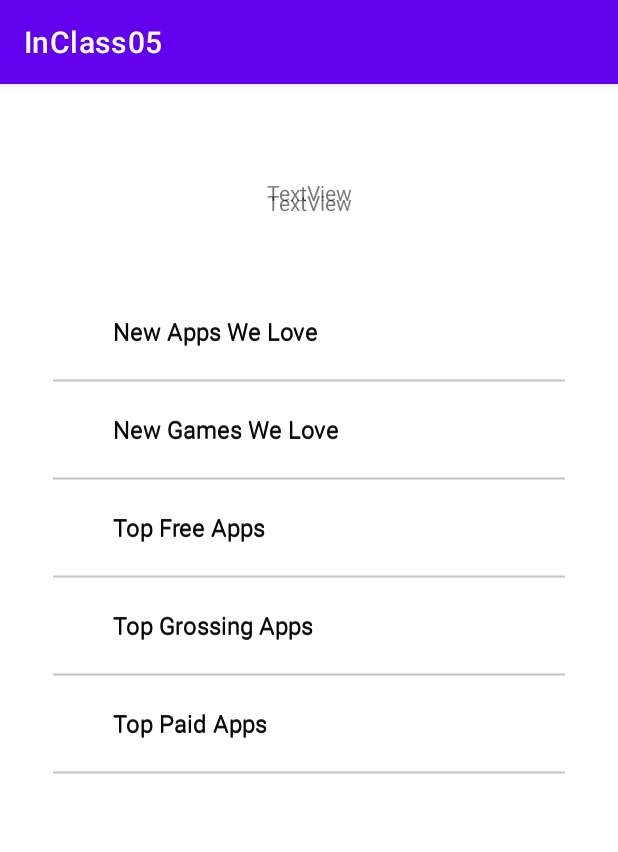
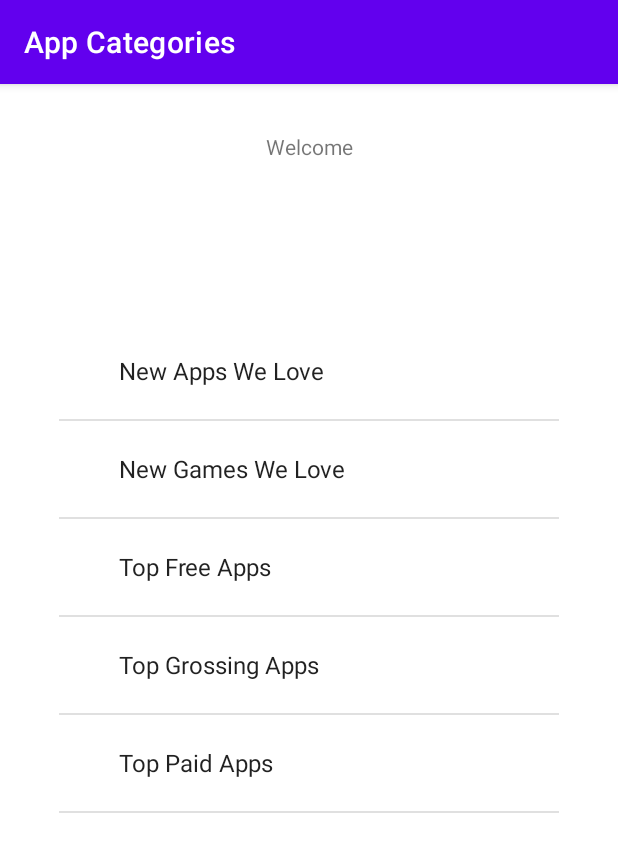
Before and after one commit to michaelwomack2001/InClass05, an Android app: the screen it shows after launch (MainActivity), on a phone screen of 412 x 824 dp. Shown: the top 852 px of the screen. Run offline under Robolectric (Android 15) with nearby library versions, the phone set to English and light mode, and no system bars.

```diff
--- a/app/src/main/java/edu/uncc/inclass05/MainActivity.java
+++ b/app/src/main/java/edu/uncc/inclass05/MainActivity.java
@@ -1,22 +1,46 @@
 package edu.uncc.inclass05;
 
 import androidx.appcompat.app.AppCompatActivity;
+import androidx.viewpager.widget.ViewPager;
 
 import android.os.Bundle;
 
 import edu.uncc.inclass05.databinding.ActivityMainBinding;
 import edu.uncc.inclass05.fragments.AppCategoriesFragment;
+import edu.uncc.inclass05.fragments.AppDetailsFragment;
+import edu.uncc.inclass05.fragments.AppsListFragment;
+import edu.uncc.inclass05.models.DataServices;
 
-public class MainActivity extends AppCompatActivity {
+public class MainActivity extends AppCompatActivity implements AppCategoriesFragment.CategoryInt, AppsListFragment.AppListListener {
     ActivityMainBinding binding;
     @Override
     protected void onCreate(Bundle savedInstanceState) {
         super.onCreate(savedInstanceState);
         binding = ActivityMainBinding.inflate(getLayoutInflater());
         setContentView(binding.getRoot());
+        setTitle("App Categories");
+    }
 
+    @Override
+    public void gotoListFrag1(String category) {
         getSupportFragmentManager().beginTransaction()
-                .add(R.id.containerView, new AppCategoriesFragment())
+                .replace(R.id.fragmentContainerView, AppsListFragment.newInstance(category))
+                .addToBackStack(null)
+                .commit();
+
+    }
+
+    @Override
+    public void sendSelectedApp(DataServices.App app) {
+        getSupportFragmentManager().beginTransaction()
+                .replace(R.id.fragmentContainerView, AppDetailsFragment.newInstance(app))
+                .addToBackStack(null)
                 .commit();
     }
+
+    public void setActionBarTitle(String title) {
+        getSupportActionBar().setTitle(title);
+    }
+
+
 }
--- a/app/src/main/java/edu/uncc/inclass05/fragments/AppCategoriesFragment.java
+++ b/app/src/main/java/edu/uncc/inclass05/fragments/AppCategoriesFragment.java
@@ -1,5 +1,6 @@
 package edu.uncc.inclass05.fragments;
 
+import android.content.Context;
 import android.os.Bundle;
 
 import androidx.annotation.NonNull;
@@ -7,10 +8,12 @@ import androidx.annotation.Nullable;
 import androidx.fragment.app.Fragment;
 import androidx.recyclerview.widget.RecyclerView;
 
+import android.util.Log;
 import android.view.LayoutInflater;
 import android.view.View;
 import android.view.ViewGroup;
 import android.widget.Adapter;
+import android.widget.AdapterView;
 import android.widget.ArrayAdapter;
 import android.widget.ListView;
 
@@ -26,10 +29,12 @@ import edu.uncc.inclass05.models.DataServices;
  * create an instance of this fragment.
  */
 public class AppCategoriesFragment extends Fragment {
+
     FragmentAppCategoriesBinding binding;
     ArrayList<String> appCategoryList = new ArrayList<String>();
     ArrayAdapter<String> adapter;
     ListView appCategoryLv;
+
     // TODO: Rename parameter arguments, choose names that match
     // the fragment initialization parameters, e.g. ARG_ITEM_NUMBER
     private static final String ARG_PARAM1 = "param1";
@@ -81,6 +86,18 @@ public class AppCategoriesFragment extends Fragment {
         appCategoryLv = appCategoryFragment.findViewById(R.id.appCategories);
         appCategoryLv.setAdapter(adapter);
 
+        appCategoryLv.setOnItemClickListener(new AdapterView.OnItemClickListener() {
+            @Override
+            public void onItemClick(AdapterView<?> adapterView, View view, int position, long id) {
+                String services = appCategoryList.get(position);
+                Log.d("demo", String.valueOf(position)+services);
+                categoryInt.gotoListFrag1(services);
+
+
+
+            }
+        });
+
         return appCategoryFragment;
     }
 
@@ -88,4 +105,23 @@ public class AppCategoriesFragment extends Fragment {
     public void onViewCreated(@NonNull View view, @Nullable Bundle savedInstanceState) {
         super.onViewCreated(view, savedInstanceState);
     }
+
+
+    CategoryInt categoryInt;
+    public interface CategoryInt{
+        void gotoListFrag1(String dataParse);
+        }
+
+
+    @Override
+    public void onAttach(@NonNull Context context) {
+        super.onAttach(context);
+
+        if (context instanceof CategoryInt) {
+            categoryInt = (CategoryInt) context;
+        } else {
+            throw new RuntimeException(context.toString() + "must implement CategoryInt");
+        }
+
+    }
 }
--- a/app/src/main/res/layout/fragment_app_categories.xml
+++ b/app/src/main/res/layout/fragment_app_categories.xml
@@ -7,23 +7,22 @@
     android:layout_height="match_parent"
     tools:context=".fragments.AppCategoriesFragment" >
 
-    <TextView
-        android:id="@+id/welcomeLbl"
-        android:layout_width="wrap_content"
-        android:layout_height="wrap_content"
-        android:text="TextView"
+    <ListView
+        android:id="@+id/appCategories"
+        android:layout_width="333dp"
+        android:layout_height="450dp"
         app:layout_constraintBottom_toBottomOf="parent"
         app:layout_constraintEnd_toEndOf="parent"
         app:layout_constraintStart_toStartOf="parent"
-        app:layout_constraintTop_toTopOf="parent"
-        app:layout_constraintVertical_bias="0.084" />
+        app:layout_constraintTop_toTopOf="parent" />
 
-    <ListView
-        android:id="@+id/appCategories"
-        android:layout_width="341dp"
-        android:layout_height="584dp"
-        app:layout_constraintBottom_toBottomOf="parent"
+    <TextView
+        android:id="@+id/textView2"
+        android:layout_width="wrap_content"
+        android:layout_height="wrap_content"
+        android:layout_marginTop="24dp"
+        android:text="@string/welcomeLbl"
         app:layout_constraintEnd_toEndOf="parent"
         app:layout_constraintStart_toStartOf="parent"
-        app:layout_constraintTop_toBottomOf="@+id/welcomeLbl" />
+        app:layout_constraintTop_toTopOf="parent" />
 </androidx.constraintlayout.widget.ConstraintLayout>
--- a/app/src/main/res/layout/fragment_apps_list.xml
+++ b/app/src/main/res/layout/fragment_apps_list.xml
@@ -9,8 +9,8 @@
 
     <ListView
         android:id="@+id/appList"
-        android:layout_width="362dp"
-        android:layout_height="627dp"
+        android:layout_width="0dp"
+        android:layout_height="0dp"
         app:layout_constraintBottom_toBottomOf="parent"
         app:layout_constraintEnd_toEndOf="parent"
         app:layout_constraintStart_toStartOf="parent"
--- a/app/src/main/res/values/strings.xml
+++ b/app/src/main/res/values/strings.xml
@@ -7,4 +7,6 @@
     <string name="releaseDateLbl">Release Date here</string>
     <string name="artistName">Artist Name here</string>
     <string name="appNameLbl">App name here</string>
+    <string name="welcome">Welcome</string>
+    <string name="appName">App Name</string>
 </resources>
```
Also changed, not shown: app/src/main/java/edu/uncc/inclass05/fragments/AppAdapter.java (added, +40 -0 lines), app/src/main/java/edu/uncc/inclass05/fragments/AppDetailsFragment.java (+42 -27 lines), app/src/main/java/edu/uncc/inclass05/fragments/AppsListFragment.java (+49 -46 lines), app/src/main/java/edu/uncc/inclass05/models/DataServices.java (+64 -0 lines), app/src/main/res/layout/app.xml (added, +40 -0 lines), app/src/main/res/layout/fragment_app_details.xml (+11 -18 lines), 1 other file.
